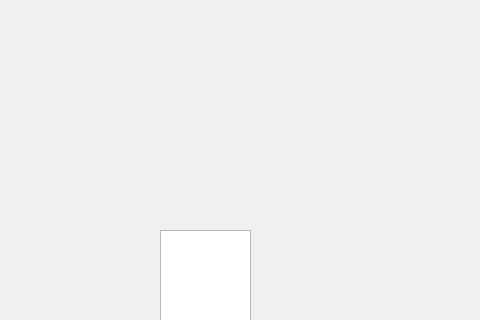
The window that student/13/match3/mainwindow.ui (juhsul/match3) describes before a commit, drawn with Qt 5; both pictures show x 0 to 480 and y 0 to 320 of the 800 by 600 pixel window.
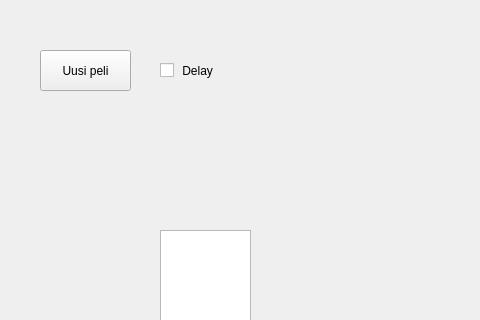
The same window after the commit.

Commit message: uusi peli nappi, viive nappi ja pudotus

The edit to the form file:
```diff
--- a/student/13/match3/mainwindow.ui
+++ b/student/13/match3/mainwindow.ui
@@ -24,6 +24,32 @@
      </rect>
     </property>
    </widget>
+   <widget class="QPushButton" name="new_game_btn">
+    <property name="geometry">
+     <rect>
+      <x>40</x>
+      <y>50</y>
+      <width>91</width>
+      <height>41</height>
+     </rect>
+    </property>
+    <property name="text">
+     <string>Uusi peli</string>
+    </property>
+   </widget>
+   <widget class="QCheckBox" name="delay_box">
+    <property name="geometry">
+     <rect>
+      <x>160</x>
+      <y>50</y>
+      <width>81</width>
+      <height>41</height>
+     </rect>
+    </property>
+    <property name="text">
+     <string> Delay</string>
+    </property>
+   </widget>
   </widget>
   <widget class="QMenuBar" name="menubar">
    <property name="geometry">
```
Left out of the diff: 2 changed lines with no effect on the pictures. The commit also changes 2 other files.
